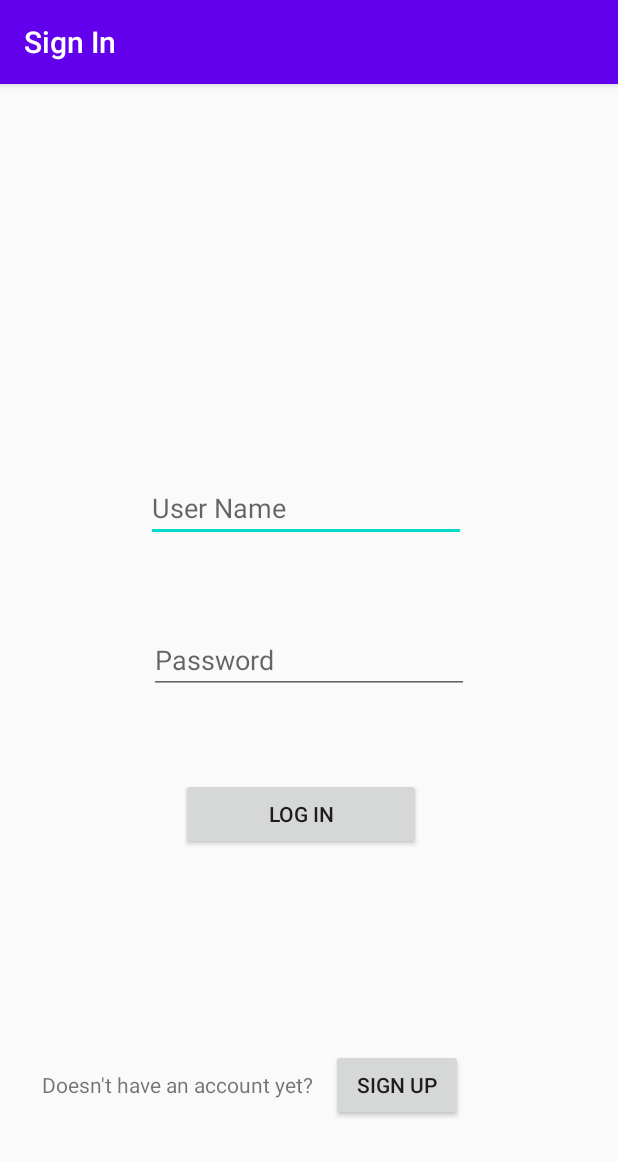
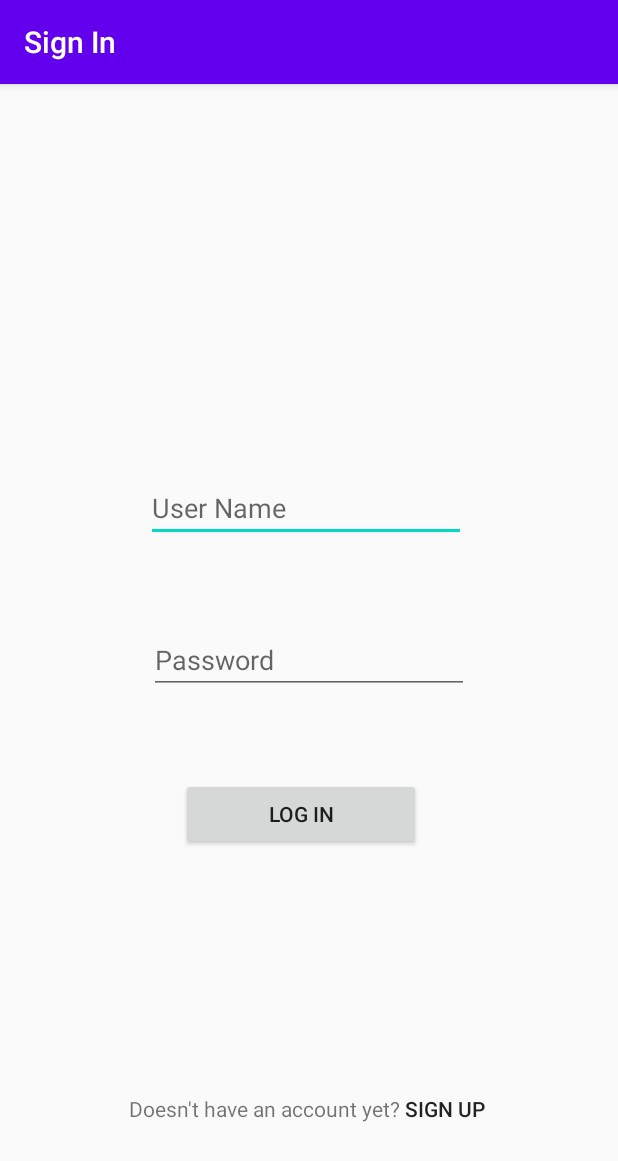
Before and after one commit to MohamedMedhat21/Restaurant-App, an Android app: the screen it shows after launch (MainActivity), on a phone screen of 412 x 824 dp. Shown: the top 1161 px of the screen. Run offline under Robolectric (Android 15) with nearby library versions, the phone set to English and light mode, and no system bars.

Commit message:
Applying some OOP Concepts

```diff
--- a/RestaurantApp/app/src/main/java/com/example/restaurantapp/DatabaseHelper.java
+++ b/RestaurantApp/app/src/main/java/com/example/restaurantapp/DatabaseHelper.java
@@ -32,7 +32,7 @@ public class DatabaseHelper extends SQLiteOpenHelper {
         db.close();
     }
 
-    public int validateSignUp(String email, String name) {
+    public int validation(String email, String name,String pass) {
         // 0 valid, 1 email exist, 2 userName exist
         SQLiteDatabase db = this.getReadableDatabase();
         Cursor cursor = db.rawQuery("select * from user where email = ?", new String[]{email});
@@ -48,10 +48,12 @@ public class DatabaseHelper extends SQLiteOpenHelper {
             return 2;
         if (!email.endsWith("@gmail.com"))
             return 3;
+        if(pass.length()<5)
+            return 4;
         return 0;
     }
 
-    public boolean validateLogin(String name, String password) {
+    public boolean validation(String name, String password) {
         SQLiteDatabase db = this.getReadableDatabase();
         Cursor cursor = db.rawQuery("select * from user where name = ? and password = ?", new String[]{name, password});
         int cnt = cursor.getCount();
--- a/RestaurantApp/app/src/main/java/com/example/restaurantapp/MainActivity.java
+++ b/RestaurantApp/app/src/main/java/com/example/restaurantapp/MainActivity.java
@@ -12,9 +12,9 @@ import android.widget.Toast;
 
 public class MainActivity extends AppCompatActivity {
 
-    DatabaseHelper db;
-    TextView name, pass;
-    Button loginButton, signUpButton;
+    private DatabaseHelper db;
+    private TextView name, pass;
+    private Button loginButton, signUpButton;
 
     @Override
     protected void onCreate(Bundle savedInstanceState) {
@@ -35,14 +35,12 @@ public class MainActivity extends AppCompatActivity {
                 String passText = pass.getText().toString();
                 if (nameText.equals("") || passText.equals("")) {
                     Toast.makeText(getApplicationContext(), "Please fill all the data", Toast.LENGTH_LONG).show();
-                }
-                else {
-                    if (db.validateLogin(nameText, passText)) {
+                } else {
+                    if (db.validation(nameText, passText)) {
                         Toast.makeText(getApplicationContext(), "Welcome", Toast.LENGTH_LONG).show();
                         Intent i = new Intent(MainActivity.this, MenuActivity.class);
                         startActivity(i);
-                    }
-                    else {
+                    } else {
                         Toast.makeText(getApplicationContext(), "Incorrect Email or Password", Toast.LENGTH_LONG).show();
                     }
                 }
--- a/RestaurantApp/app/src/main/java/com/example/restaurantapp/TimerActivity.java
+++ b/RestaurantApp/app/src/main/java/com/example/restaurantapp/TimerActivity.java
@@ -10,7 +10,7 @@ import android.widget.Button;
 import android.widget.TextView;
 
 public class TimerActivity extends AppCompatActivity {
-    TextView mTextField;
+    private TextView mTextField;
 
     @Override
     protected void onCreate(Bundle savedInstanceState) {
@@ -24,6 +24,7 @@ public class TimerActivity extends AppCompatActivity {
             public void onTick(long millisUntilFinished) {
                 mTextField.setText("Time remaining: " + (millisUntilFinished / 1000) / 60 + " : " + (millisUntilFinished / 1000) % 60);
             }
+
             public void onFinish() {
                 mTextField.setText("Done!");
             }
--- a/RestaurantApp/app/src/main/res/layout/activity_main.xml
+++ b/RestaurantApp/app/src/main/res/layout/activity_main.xml
@@ -42,23 +42,24 @@
         app:layout_constraintStart_toStartOf="@+id/passwordText"
         app:layout_constraintTop_toBottomOf="@+id/passwordText" />
 
+    <TextView
+        android:id="@+id/textView2"
+        android:layout_width="wrap_content"
+        android:layout_height="wrap_content"
+        android:layout_marginEnd="74dp"
+        android:layout_marginBottom="75dp"
+        android:text="Doesn't have an account yet?"
+        app:layout_constraintBottom_toBottomOf="parent"
+        app:layout_constraintEnd_toEndOf="@+id/signUpButton" />
+
     <Button
         android:id="@+id/signUpButton"
         android:layout_width="wrap_content"
         android:layout_height="wrap_content"
-        android:layout_marginStart="12dp"
+        android:layout_marginEnd="71dp"
         android:text="sign Up"
         app:layout_constraintBaseline_toBaselineOf="@+id/textView2"
-        app:layout_constraintStart_toEndOf="@+id/textView2" />
-
-    <TextView
-        android:id="@+id/textView2"
-        android:layout_width="wrap_content"
-        android:layout_height="wrap_content"
-        android:layout_marginStart="28dp"
-        android:layout_marginBottom="91dp"
-        android:text="Doesn't have an account yet?"
-        app:layout_constraintBottom_toBottomOf="parent"
-        app:layout_constraintStart_toStartOf="parent" />
+        app:layout_constraintEnd_toEndOf="parent"
+        style="?android:attr/borderlessButtonStyle"/>
 
 </androidx.constraintlayout.widget.ConstraintLayout>
```
Also changed, not shown: RestaurantApp/app/src/main/java/com/example/restaurantapp/MenuActivity.java (+10 -10 lines), RestaurantApp/app/src/main/java/com/example/restaurantapp/MyAdapter.java (+9 -9 lines), RestaurantApp/app/src/main/java/com/example/restaurantapp/SignUpActivity.java (+9 -8 lines).
